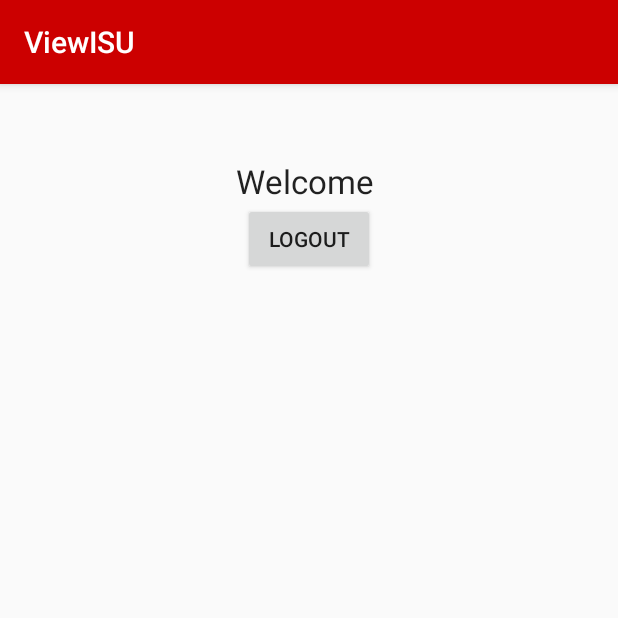
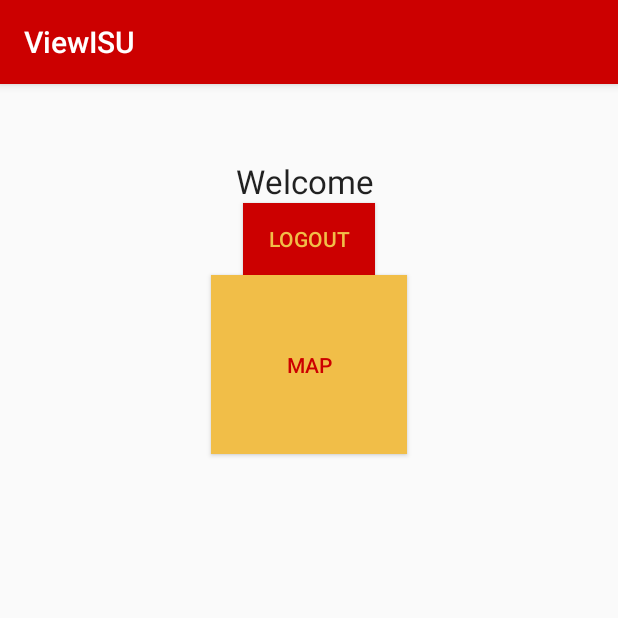
Before and after one commit to rjconz5/ViewISU, an Android app: the screen it shows after launch once a user with an empty profile is signed in (ProfileActivity), on a phone screen of 412 x 824 dp, the top half of it. Run offline under Robolectric (Android 15) with nearby library versions, the phone set to English and light mode, and no system bars; our stand-ins replace Firebase (no records; nobody signed in at launch, a user with empty details on screens opened directly).

Commit message:
added map button to profile page

```diff
--- a/app/src/main/java/com/isu/view/viewisu/ProfileActivity.java
+++ b/app/src/main/java/com/isu/view/viewisu/ProfileActivity.java
@@ -18,6 +18,7 @@ public class ProfileActivity extends AppCompatActivity implements View.OnClickLi
     //view objects
     private TextView textViewUserEmail;
     private Button buttonLogout;
+    private Button buttonMap;
 
 
     @Override
@@ -43,12 +44,14 @@ public class ProfileActivity extends AppCompatActivity implements View.OnClickLi
         //initializing views
         textViewUserEmail = (TextView) findViewById(R.id.textViewUserEmail);
         buttonLogout = (Button) findViewById(R.id.buttonLogout);
+        buttonMap = (Button) findViewById(R.id.buttonMap);
 
         //displaying logged in user name
         textViewUserEmail.setText("Welcome "+user.getEmail());
 
         //adding listener to button
         buttonLogout.setOnClickListener(this);
+        buttonMap.setOnClickListener(this);
     }
 
     @Override
@@ -62,5 +65,8 @@ public class ProfileActivity extends AppCompatActivity implements View.OnClickLi
             //starting login activity
             startActivity(new Intent(this, LoginActivity.class));
         }
+        else if(view == buttonMap){
+            startActivity(new Intent(this, MapsActivity.class));
+        }
     }
 }
--- a/app/src/main/res/layout/activity_profile.xml
+++ b/app/src/main/res/layout/activity_profile.xml
@@ -11,26 +11,43 @@
 
 
     <LinearLayout
-        android:orientation="vertical"
         android:layout_width="match_parent"
         android:layout_height="match_parent"
         android:layout_centerVertical="true"
-        android:layout_centerHorizontal="true">
+        android:layout_centerHorizontal="true"
+        android:weightSum="1"
+        android:orientation="vertical">
 
 
         <TextView
+            android:id="@+id/textViewUserEmail"
             android:layout_width="wrap_content"
             android:layout_height="wrap_content"
-            android:textAppearance="?android:attr/textAppearanceLarge"
+            android:layout_gravity="center_horizontal"
             android:text="Large Text"
-            android:id="@+id/textViewUserEmail"
-            android:layout_gravity="center_horizontal" />
+            android:textAppearance="?android:attr/textAppearanceLarge" />
 
         <Button
+            android:id="@+id/buttonLogout"
             android:layout_width="wrap_content"
             android:layout_height="wrap_content"
+            android:layout_gravity="center_horizontal"
+            android:background="@color/colorPrimary"
             android:text="Logout"
-            android:id="@+id/buttonLogout"
-            android:layout_gravity="center_horizontal" />
+            android:textColor="@color/colorAccent" />
+
+        <Button
+            android:id="@+id/buttonMap"
+            android:layout_width="wrap_content"
+            android:layout_height="wrap_content"
+            android:layout_gravity="center_horizontal"
+            android:background="@color/colorAccent"
+            android:padding="@dimen/activity_horizontal_margin"
+            android:paddingBottom="@dimen/activity_horizontal_margin"
+            android:paddingTop="@dimen/activity_horizontal_margin"
+            android:text="Map"
+            android:textColor="@color/colorPrimaryDark" />
+
     </LinearLayout>
+
 </RelativeLayout>
--- a/app/src/main/res/values/colors.xml
+++ b/app/src/main/res/values/colors.xml
@@ -1,6 +1,6 @@
 <?xml version="1.0" encoding="utf-8"?>
 <resources>
     <color name="colorPrimary">#cc0000</color>
-    <color name="colorPrimaryDark">#CC0000</color>
+    <color name="colorPrimaryDark">#cc0000</color>
     <color name="colorAccent">#f1be48</color>
 </resources>
```
Also changed, not shown: app/src/main/res/layout/activity_maps.xml (+11 -9 lines).
